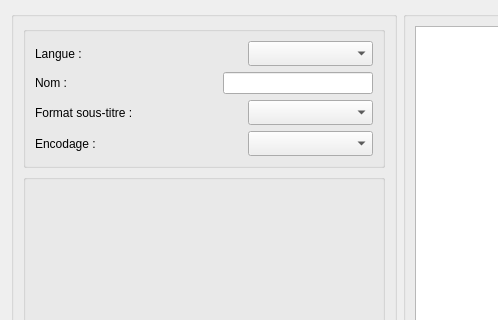
Old version of the form src/View/subtitlepane.ui in the repository cinemaouvert/OCT; both pictures show x 0 to 498 and y 0 to 320 of the 800 by 500 pixel window.
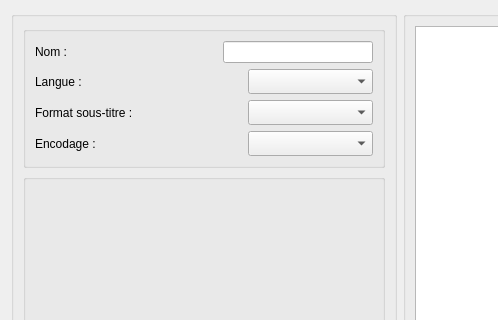
New version of the form. Icons and pictures are not drawn. Custom widgets are drawn as their Qt base class.

The edit to the form file:
```diff
--- a/src/View/subtitlepane.ui
+++ b/src/View/subtitlepane.ui
@@ -35,6 +35,46 @@
          <item>
           <layout class="QHBoxLayout" name="horizontalLayout_Langage">
            <item>
+            <widget class="QLabel" name="label_Name">
+             <property name="text">
+              <string>Nom :</string>
+             </property>
+            </widget>
+           </item>
+           <item>
+            <spacer name="horizontalSpacer">
+             <property name="orientation">
+              <enum>Qt::Horizontal</enum>
+             </property>
+             <property name="sizeHint" stdset="0">
+              <size>
+               <width>40</width>
+               <height>20</height>
+              </size>
+             </property>
+            </spacer>
+           </item>
+           <item>
+            <widget class="QLineEdit" name="lineEdit_Name">
+             <property name="minimumSize">
+              <size>
+               <width>125</width>
+               <height>0</height>
+              </size>
+             </property>
+             <property name="baseSize">
+              <size>
+               <width>125</width>
+               <height>0</height>
+              </size>
+             </property>
+            </widget>
+           </item>
+          </layout>
+         </item>
+         <item>
+          <layout class="QHBoxLayout" name="horizontalLayout_Name">
+           <item>
             <widget class="QLabel" name="label_Langage">
              <property name="text">
               <string>Langue :</string>
@@ -42,7 +82,7 @@
             </widget>
            </item>
            <item>
-            <spacer name="horizontalSpacer">
+            <spacer name="horizontalSpacer_2">
              <property name="orientation">
               <enum>Qt::Horizontal</enum>
              </property>
@@ -75,46 +115,6 @@
            </item>
           </layout>
          </item>
-         <item>
-          <layout class="QHBoxLayout" name="horizontalLayout_Name">
-           <item>
-            <widget class="QLabel" name="label_Name">
-             <property name="text">
-              <string>Nom :</string>
-             </property>
-            </widget>
-           </item>
-           <item>
-            <spacer name="horizontalSpacer_2">
-             <property name="orientation">
-              <enum>Qt::Horizontal</enum>
-             </property>
-             <property name="sizeHint" stdset="0">
-              <size>
-               <width>40</width>
-               <height>20</height>
-              </size>
-             </property>
-            </spacer>
-           </item>
-           <item>
-            <widget class="QLineEdit" name="lineEdit_Name">
-             <property name="minimumSize">
-              <size>
-               <width>125</width>
-               <height>0</height>
-              </size>
-             </property>
-             <property name="baseSize">
-              <size>
-               <width>125</width>
-               <height>0</height>
-              </size>
-             </property>
-            </widget>
-           </item>
-          </layout>
-         </item>
          <item>
           <layout class="QHBoxLayout" name="horizontalLayout_Format">
            <item>
```
